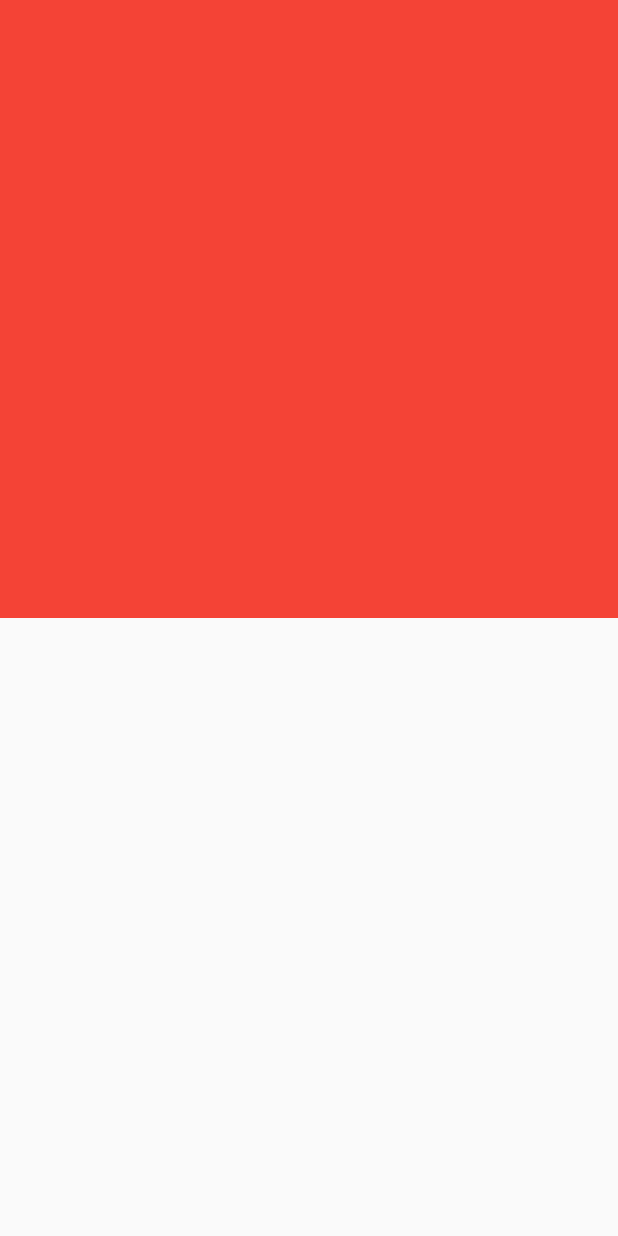
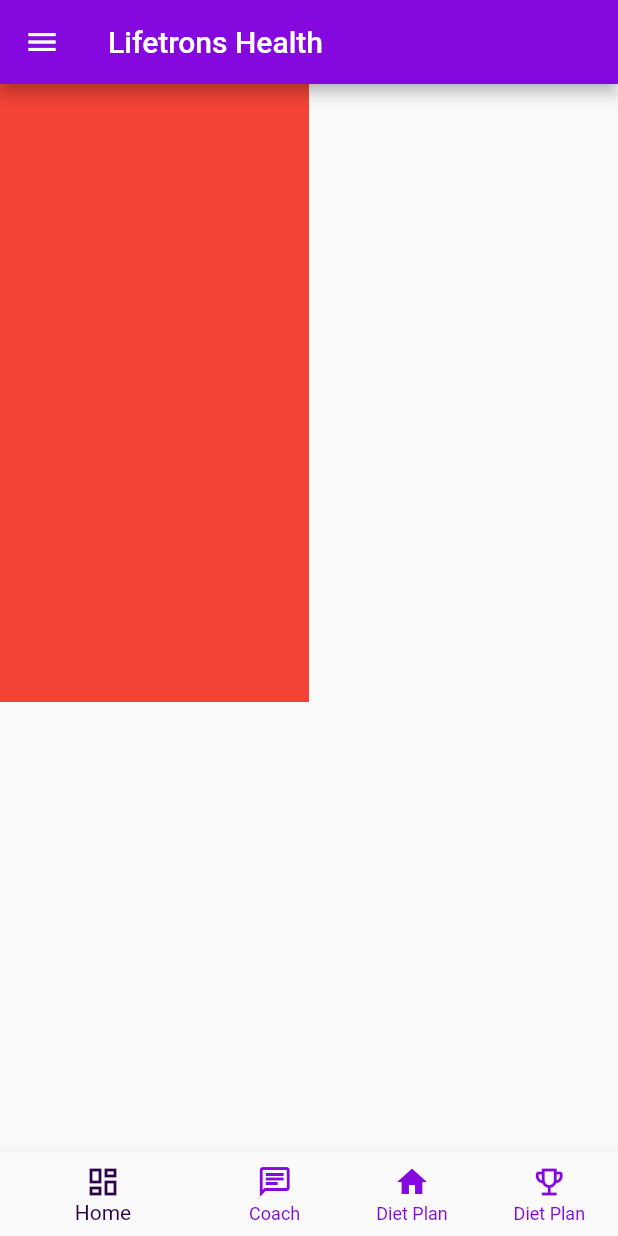
Before and after one commit to 1919Saurabh/basics, a Flutter app: the screen it shows after launch, after a tap on "Lifetrons Health", on a phone screen of 412 x 824 dp. Run offline on Flutter 3.47's test engine with Material 2 defaults, Android fonts, the phone set to English and light mode, and no system bars; our stand-ins replace flutter_screenutil; missing offline and left inert: fl_country_code_picker.

Commit message:
2nd commit on 19/10/22

```diff
--- a/lib/views/Bottom_Navigation_bar_Screen.dart
+++ b/lib/views/Bottom_Navigation_bar_Screen.dart
@@ -1,78 +1,78 @@
-// import 'package:basics/views/Coach_screen.dart';
-// import 'package:basics/views/Diet_plan_screen.dart';
-// import 'package:basics/views/Goats_screen.dart';
-// import 'package:basics/views/Lifetrons_Health.dart';
-// import 'package:flutter/material.dart';
+import 'package:basics/views/Coach_screen.dart';
+import 'package:basics/views/Diet_plan_screen.dart';
+import 'package:basics/views/Goats_screen.dart';
+import 'package:basics/views/Lifetrons_Health.dart';
+import 'package:flutter/material.dart';
 
-// import 'Drawer.dart';
+import 'Drawer.dart';
 
-// class BottomNavigationBarScreen extends StatefulWidget {
-//   const BottomNavigationBarScreen({super.key});
+class BottomNavigationBarScreen extends StatefulWidget {
+  const BottomNavigationBarScreen({super.key});
 
-//   @override
-//   State<BottomNavigationBarScreen> createState() =>
-//       _BottomNavigationBarScreenState();
-// }
+  @override
+  State<BottomNavigationBarScreen> createState() =>
+      _BottomNavigationBarScreenState();
+}
 
-// class _BottomNavigationBarScreenState extends State<BottomNavigationBarScreen> {
-//   static const List<Widget> _screens = [
-//     LifetronsHealth(),
-//     CoachScreen(),
-//     DietPlanScreen(),
-//     GoalsScreen(),
-//   ];
+class _BottomNavigationBarScreenState extends State<BottomNavigationBarScreen> {
+  static const List<Widget> _screens = [
+    LifetronsHealth(),
+    CoachScreen(),
+    DietPlanScreen(),
+    GoalsScreen(),
+  ];
 
-//   static const List<Widget> _title = [
-//     Text(
-//       'Lifetrons Health',
-//     ),
-//     Text(
-//       'Coach',
-//     ),
-//     Text(
-//       'Diet Plan',
-//     ),
-//     Text(
-//       'Goals',
-//     ),
-//   ];
-//   int _selectedIndex = 0;
+  static const List<Widget> _title = [
+    Text(
+      'Lifetrons Health',
+    ),
+    Text(
+      'Coach',
+    ),
+    Text(
+      'Diet Plan',
+    ),
+    Text(
+      'Goals',
+    ),
+  ];
+  int _selectedIndex = 0;
 
-//   @override
-//   Widget build(BuildContext context) {
-//     return Scaffold(
-//       drawer: const MyDrawer(),
-//       appBar: AppBar(
-//         backgroundColor: const Color.fromARGB(255, 133, 8, 222),
-//         title: _title.elementAt(_selectedIndex),
-//       ),
-//       body: _screens.elementAt(_selectedIndex),
-//       bottomNavigationBar: BottomNavigationBar(
-//         showUnselectedLabels: true,
-//         selectedItemColor: const Color.fromARGB(255, 43, 2, 73),
-//         unselectedLabelStyle: const TextStyle(color: Colors.black),
-//         unselectedItemColor: const Color.fromARGB(255, 133, 8, 222),
-//         items: const [
-//           BottomNavigationBarItem(
-//               icon: Icon(Icons.dashboard_outlined), label: 'Home'),
-//           BottomNavigationBarItem(
-//               icon: Icon(Icons.chat_outlined), label: 'Coach'),
-//           BottomNavigationBarItem(
-//             icon: Icon(Icons.home),
-//             label: 'Diet Plan',
-//           ),
-//           BottomNavigationBarItem(
-//             icon: Icon(Icons.emoji_events_outlined),
-//             label: 'Diet Plan',
-//           ),
-//         ],
-//         currentIndex: _selectedIndex,
-//         onTap: (value) {
-//           setState(() {
-//             _selectedIndex = value;
-//           });
-//         },
-//       ),
-//     );
-//   }
-// }
+  @override
+  Widget build(BuildContext context) {
+    return Scaffold(
+      drawer: const MyDrawer(),
+      appBar: AppBar(
+        backgroundColor: const Color.fromARGB(255, 133, 8, 222),
+        title: _title.elementAt(_selectedIndex),
+      ),
+      body: _screens.elementAt(_selectedIndex),
+      bottomNavigationBar: BottomNavigationBar(
+        showUnselectedLabels: true,
+        selectedItemColor: const Color.fromARGB(255, 43, 2, 73),
+        unselectedLabelStyle: const TextStyle(color: Colors.black),
+        unselectedItemColor: const Color.fromARGB(255, 133, 8, 222),
+        items: const [
+          BottomNavigationBarItem(
+              icon: Icon(Icons.dashboard_outlined), label: 'Home'),
+          BottomNavigationBarItem(
+              icon: Icon(Icons.chat_outlined), label: 'Coach'),
+          BottomNavigationBarItem(
+            icon: Icon(Icons.home),
+            label: 'Diet Plan',
+          ),
+          BottomNavigationBarItem(
+            icon: Icon(Icons.emoji_events_outlined),
+            label: 'Diet Plan',
+          ),
+        ],
+        currentIndex: _selectedIndex,
+        onTap: (value) {
+          setState(() {
+            _selectedIndex = value;
+          });
+        },
+      ),
+    );
+  }
+}
--- a/lib/views/HomeScreen.dart
+++ b/lib/views/HomeScreen.dart
@@ -1,8 +1,8 @@
 import 'package:basics/views/Bottom_Navigation_bar_Screen.dart';
 import 'package:basics/views/Form_Screen.dart';
 import 'package:basics/views/Lifetrons_Health.dart';
-// import 'package:basics/views/extensions.dart';
-import 'package:flutter_screenutil/flutter_screenutil.dart';
+import 'package:basics/views/extensions.dart';
+
 import 'package:basics/views/tables.dart';
 import 'package:basics/widget/MediaQuery.dart';
 import 'package:flutter/material.dart';
@@ -25,7 +25,7 @@ class _HomeScreenState extends State<HomeScreen> {
       appBar: AppBar(
         title: Text(
           'Home',
-          style: TextStyle(fontSize: 20.h),
+          style: TextStyle(fontSize: 30.sp),
         ),
         centerTitle: true,
         actions: [
@@ -65,7 +65,7 @@ class _HomeScreenState extends State<HomeScreen> {
               Navigator.push(
                 context,
                 MaterialPageRoute(
-                  builder: (context) => const LifetronsHealth(),
+                  builder: (context) => const BottomNavigationBarScreen(),
                 ),
               );
             },
--- a/lib/views/Lifetrons_Health.dart
+++ b/lib/views/Lifetrons_Health.dart
@@ -1,9 +1,10 @@
 // import 'package:basics/widget/Custom_Elevated_Button.dart';
 // import 'package:basics/widget/Elevated_button.dart';
 // import 'package:basics/widget/My_custom_Icon.dart';
-// import 'package:basics/views/extensions.dart';
-import 'package:flutter_screenutil/flutter_screenutil.dart';
+import 'package:basics/views/extensions.dart';
 import 'package:flutter/material.dart';
+
+import '../widget/Bold_Text_Widget.dart';
 
 // import '../widget/Bold_Text_Widget.dart';
 
@@ -17,33 +18,23 @@ class LifetronsHealth extends StatelessWidget {
     size = MediaQuery.of(context).size;
     height = size.height;
     width = size.width;
-    print('Height without H :- + ${MediaQuery.of(context).size.height / 2}');
-    print('width without W :- + ${MediaQuery.of(context).size.width / 2}');
+    // print('Height without H :- + ${MediaQuery.of(context).size.height / 2}');
+    // print('width without W :- + ${MediaQuery.of(context).size.width / 2}');
 
-    print('Height with H :- + ${(MediaQuery.of(context).size.height / 2).h}');
-    print('width with w :- + ${(MediaQuery.of(context).size.width / 2).w}');
+    // print('Height with H :- + ${(MediaQuery.of(context).size.height / 2).h}');
+    // print('width with w :- + ${(MediaQuery.of(context).size.width / 2)}');
 
     return Scaffold(
       drawer: const Drawer(),
       body: SingleChildScrollView(
         // physics: const BouncingScrollPhysics(),
         child: Column(
-          crossAxisAlignment: CrossAxisAlignment.center,
-          mainAxisAlignment: MainAxisAlignment.center,
           children: [
-            Center(
-              child: Container(
-                height: 1000.h,
-                // width: 200.w,
-                color: Colors.red,
-              ),
+            Container(
+              height: 1000.h,
+              width: 600.w,
+              color: Colors.red,
             ),
-            // Container(
-            //   height: MediaQuery.of(context).size.height / 2,
-            //   width: MediaQuery.of(context).size.width / 2,
-            //   color: Colors.blue,
-            // ),
-
             // Card(
             //   shape: RoundedRectangleBorder(
             //     borderRadius: BorderRadius.circular(height / 53.18),
@@ -238,15 +229,13 @@ class LifetronsHealth extends StatelessWidget {
             //           style: ElevatedButton.styleFrom(
             //             shadowColor: Colors.black,
             //             shape: RoundedRectangleBorder(
-            //               borderRadius:
-            //                   BorderRadius.circular(height / 79.771),
+            //               borderRadius: BorderRadius.circular(height / 79.771),
             //             ),
             //             padding: EdgeInsets.symmetric(
             //               horizontal: width / 10.2857,
             //               vertical: height / 53.18,
             //             ),
-            //             backgroundColor:
-            //                 const Color.fromARGB(255, 133, 8, 222),
+            //             backgroundColor: const Color.fromARGB(255, 133, 8, 222),
             //           ),
             //           onPressed: () {},
             //           child: const Text('Add'),
--- a/lib/views/extensions.dart
+++ b/lib/views/extensions.dart
@@ -1,79 +1,67 @@
+import 'dart:math';
+
 import 'package:basics/widget/MediaQuery.dart';
 import 'package:flutter/material.dart';
 
 extension fontSize on num {
-//   double get sp {
-//     double screenWidth = 0,
-//         screenHeight = 0,
-//         scaleWidth = 0,
-//         scaleHeight = 0,
-//         scaleText = 0;
+// For Calculating font size.
+  static double screenWidth = 0,
+      scaleWidth = 0,
+      scaleText = 0,
+      screenHeight = 0,
+      scaleHeight = 0;
 
-//     // bool minTextAdapt = false;
-//     // bool splitScreenMode = false;
+  static const Size screenSize = Size(1200, 2000);
 
-//     const Size screenSize = Size(1200, 2000);
-//     // if (context != null) {
-//     screenHeight = MyMediaQuery.screenHeight;
-//     screenWidth = MyMediaQuery.screenWidth;
-//     // } else {
-//     //   screenHeight = screenSize.height;
-//     //   screenWidth = screenSize.width;
-//     // }
+  double get sp {
+    if (MyMediaQuery.myContext != null) {
+      screenHeight = MyMediaQuery.screenHeight;
+      screenWidth = MyMediaQuery.screenWidth;
+    } else {
+      screenHeight = screenSize.height;
+      screenWidth = screenSize.width;
+    }
 
-//     // we will furter pass splitScreeMode.
-//     // if (splitScreenMode) {
-//     //   scaleHeight = max(screenHeight, 700) / screenSize.height;
-//     // } else {
-//     // scaleHeight = screenHeight / screenSize.height;
-//     // }
+    if (MyMediaQuery.splitScreenMode) {
+      scaleHeight = max(screenHeight, 700) / screenSize.height;
+    } else {
+      scaleHeight = screenHeight / screenSize.height;
+    }
 
-//     scaleHeight = screenHeight / screenSize.height;
+    scaleWidth = screenWidth / screenSize.width;
 
-//     scaleWidth = screenWidth / screenSize.width;
-
-//     // our app does not has orientation feature
-//     // if (minTextAdapt) {
-//     //   scaleText = min(scaleWidth, scaleHeight);
-//     // } else {
-//     //   scaleText = scaleWidth;
-//     // }
-
-//     scaleText = scaleWidth;
-
-//     print(this * scaleText);
-//     return this * scaleText;
-//   }
-
-// For Calculating font size.
-  double get sp {
-    double screenWidth = 0, scaleWidth = 0, scaleText = 0;
-    const Size screenSize = Size(1200, 2000);
-    screenWidth = MyMediaQuery.screenWidth;
-    scaleWidth = screenWidth / screenSize.width;
-    scaleText = scaleWidth;
+    if (MyMediaQuery.minTextAdapt) {
+      scaleText = min(scaleWidth, scaleHeight);
+    } else {
+      scaleText = scaleWidth;
+    }
     return this * scaleText;
   }
 
   // For Calculating height.
   double get h {
-    double screenHeight = 0, scaleHeight = 0;
-    const Size screenSize = Size(1200, 2000);
-    screenHeight = MyMediaQuery.screenHeight;
-    scaleHeight = screenHeight / screenSize.height;
-    // print('Total height of screen : $screenHeight');
+    if (MyMediaQuery.myContext != null) {
+      screenHeight = MyMediaQuery.screenHeight;
+    } else {
+      screenHeight = screenSize.height;
+    }
 
+    if (MyMediaQuery.splitScreenMode) {
+      scaleHeight = max(screenHeight, 700) / screenSize.height;
+    } else {
+      scaleHeight = screenHeight / screenSize.height;
+    }
     return this * scaleHeight;
   }
 
   // For calculating width.
   double get w {
-    double screenWidth = 0, scaleWidth = 0;
-    const Size screenSize = Size(1200, 2000);
-    screenWidth = MyMediaQuery.screenWidth;
+    if (MyMediaQuery.myContext != null) {
+      screenWidth = MyMediaQuery.screenWidth;
+    } else {
+      screenWidth = screenSize.width;
+    }
     scaleWidth = screenWidth / screenSize.width;
-    // print('Total width of screen : $screenWidth');
-
     return this * scaleWidth;
   }
 }
--- a/lib/widget/MediaQuery.dart
+++ b/lib/widget/MediaQuery.dart
@@ -6,8 +6,14 @@ class MyMediaQuery {
   }) {
     screenHeight = MediaQuery.of(context).size.height;
     screenWidth = MediaQuery.of(context).size.width;
+    myContext = context;
+    minTextAdapt = true;
+    splitScreenMode = true;
   }
 
   static late double screenHeight;
   static late double screenWidth;
+  static BuildContext? myContext;
+  static late bool minTextAdapt;
+  static late bool splitScreenMode;
 }
```
